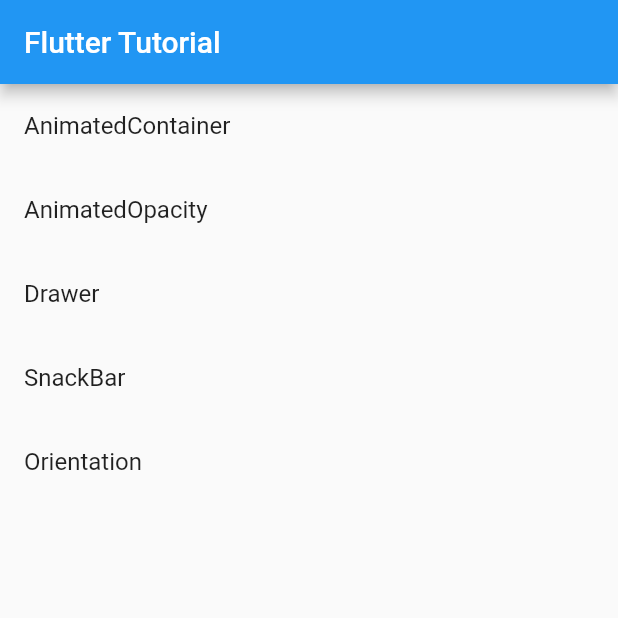
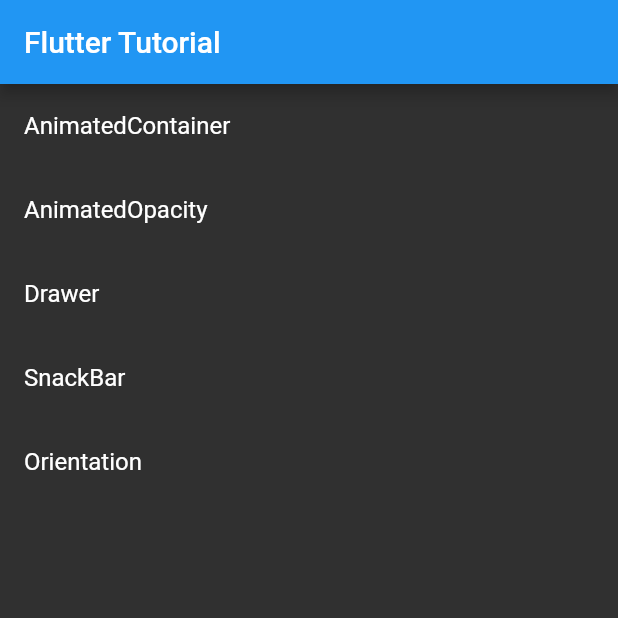
Before and after one commit to junho1124/flutter_app_middle, a Flutter app: the screen it shows after launch, on a phone screen of 412 x 824 dp, the top half of it. Run offline on Flutter 3.47's test engine with Material 2 defaults, Android fonts, the phone set to English and light mode, and no system bars.

Commit message:
theme 디테일 정의 하기

```diff
--- a/lib/main.dart
+++ b/lib/main.dart
@@ -15,7 +15,9 @@ class MyApp extends StatelessWidget {
     return MaterialApp(
       title: 'Flutter Demo',
       theme: ThemeData(
-        primarySwatch: Colors.blue,
+        brightness: Brightness.dark,
+        primaryColor: Colors.blue,
+        accentColor: Colors.yellow
       ),
       home: Scaffold(
           appBar: AppBar(
```
